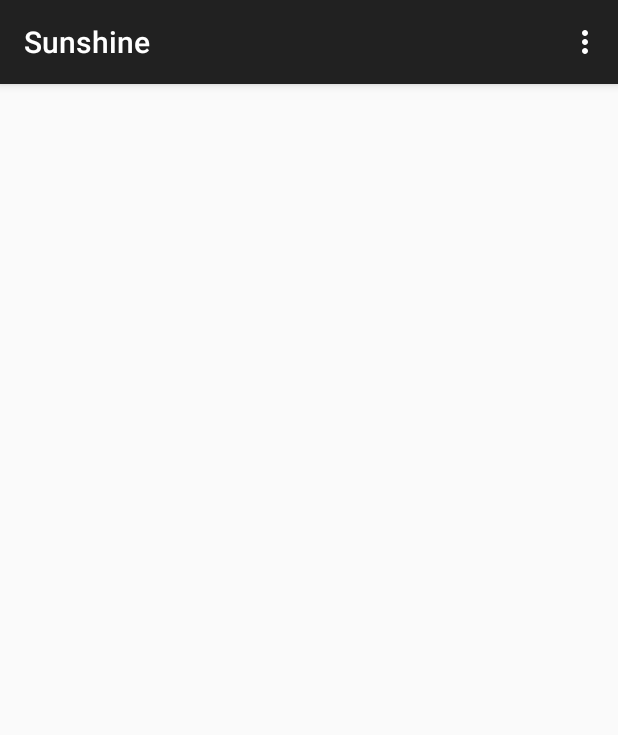
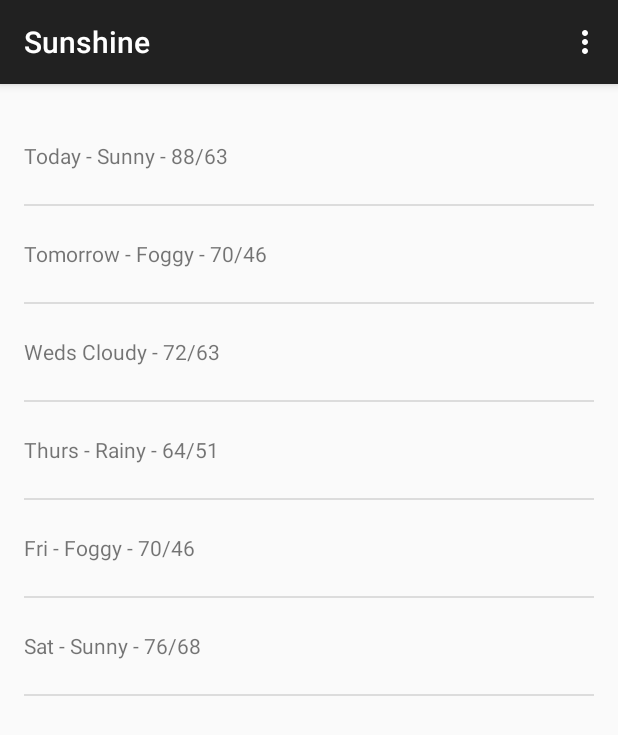
Before and after one commit to adeleong/Sunshine, an Android app: the screen it shows after launch (MainActivity), on a phone screen of 412 x 824 dp. Shown: the top 735 px of the screen. Run offline under Robolectric (Android 15) with nearby library versions, the phone set to English and light mode, and no system bars.

Commit message:
Fin First Lesson

```diff
--- a/app/src/main/java/com/example/android/sunshine/app/MainActivity.java
+++ b/app/src/main/java/com/example/android/sunshine/app/MainActivity.java
@@ -10,8 +10,11 @@ import android.view.MenuItem;
 import android.view.View;
 import android.view.ViewGroup;
 import android.os.Build;
+import android.widget.ArrayAdapter;
+import android.widget.ListView;
 
 import java.util.ArrayList;
+import java.util.Arrays;
 
 
 public class MainActivity extends ActionBarActivity {
@@ -55,6 +58,8 @@ public class MainActivity extends ActionBarActivity {
      */
     public static class PlaceholderFragment extends Fragment {
 
+        ArrayAdapter<String>  mForecastAdapter;
+
         public PlaceholderFragment() {
         }
 
@@ -63,13 +68,24 @@ public class MainActivity extends ActionBarActivity {
                                  Bundle savedInstanceState) {
             View rootView = inflater.inflate(R.layout.fragment_main, container, false);
 
-            ArrayList<String> datosTiempoList = new ArrayList<String>();
-            datosTiempoList.add("Today - Sunny - 88/63");
-            datosTiempoList.add("Tomorrow - Foggy - 70/46");
-            datosTiempoList.add("Weds Cloudy - 72/63");
-            datosTiempoList.add("Thurs - Rainy - 64/51");
-            datosTiempoList.add("Fri - Foggy - 70/46");
-            datosTiempoList.add("Sat - Sunny - 76/68");
+            String[] forecastArray = {  "Today - Sunny - 88/63",
+                                        "Tomorrow - Foggy - 70/46",
+                                        "Weds Cloudy - 72/63",
+                                        "Thurs - Rainy - 64/51",
+                                        "Fri - Foggy - 70/46",
+                                        "Sat - Sunny - 76/68"};
+
+            ArrayList<String> weekForecast = new ArrayList<String>(Arrays.asList(forecastArray));
+
+                mForecastAdapter = new ArrayAdapter<String>(
+                getActivity(),
+                R.layout.list_item_forecast,
+                R.id.list_item_forecast_textView,
+                weekForecast
+            );
+
+            ListView listView = (ListView) rootView.findViewById( R.id.listview_forecast);
+            listView.setAdapter(mForecastAdapter);
 
             return rootView;
         }
```
